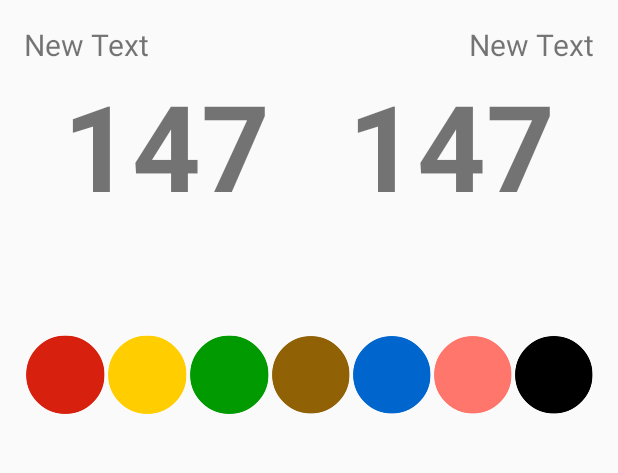
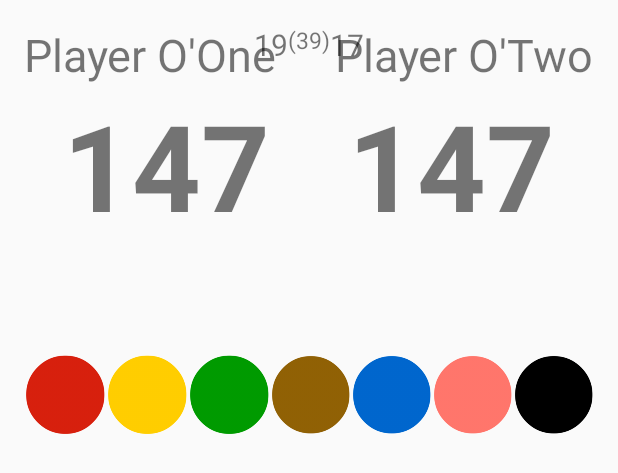
Before and after one commit to michaeloverman/SnookerMatch, an Android app: the layout activity_scoring.xml on its own in the app's theme, with its tools: preview values and no code run, on a phone screen of 412 x 824 dp. Shown: the top 473 px of the screen. Run offline under Robolectric (Android 15) with nearby library versions, the phone set to English and light mode, and no system bars.

Commit message:
only the ball on reacts to clicks, frame scores visible

```diff
--- a/app/src/main/res/layout/activity_scoring.xml
+++ b/app/src/main/res/layout/activity_scoring.xml
@@ -12,22 +12,22 @@
     <TextView
         android:layout_width="wrap_content"
         android:layout_height="wrap_content"
-        android:text="New Text"
+        android:text="Player O&apos;One"
         android:id="@+id/player1Name"
         android:layout_alignParentTop="true"
         android:layout_alignParentLeft="true"
         android:layout_alignParentStart="true"
-        android:textSize="20sp"/>
+        android:textSize="30sp"/>
 
     <TextView
         android:layout_width="wrap_content"
         android:layout_height="wrap_content"
-        android:text="New Text"
+        android:text="Player O&apos;Two"
         android:id="@+id/player2Name"
         android:layout_alignParentTop="true"
         android:layout_alignParentRight="true"
         android:layout_alignParentEnd="true"
-        android:textSize="20sp"/>
+        android:textSize="30sp"/>
 
     <LinearLayout
         android:orientation="horizontal"
@@ -115,4 +115,31 @@
             android:src="@drawable/black_ball"/>
     </LinearLayout>
 
+    <TextView
+        android:layout_width="wrap_content"
+        android:layout_height="wrap_content"
+        android:text="(39)"
+        android:id="@+id/bestOfFrames"
+        android:layout_alignParentTop="true"
+        android:layout_centerHorizontal="true"
+        android:textSize="15sp"/>
+
+    <TextView
+        android:layout_width="wrap_content"
+        android:layout_height="wrap_content"
+        android:text="19"
+        android:id="@+id/player1FramesWon"
+        android:layout_alignParentTop="true"
+        android:layout_toLeftOf="@+id/bestOfFrames"
+        android:textSize="20sp"/>
+
+    <TextView
+        android:layout_width="wrap_content"
+        android:layout_height="wrap_content"
+        android:text="17"
+        android:id="@+id/player2FramesWon"
+        android:layout_alignParentTop="true"
+        android:textSize="20sp"
+        android:layout_toRightOf="@+id/bestOfFrames"/>
+
 </RelativeLayout>
```
Also changed, not shown: app/src/main/AndroidManifest.xml (+6 -3 lines), app/src/main/java/com/overman/snookermatch/ScoringActivity.java (+21 -8 lines).
